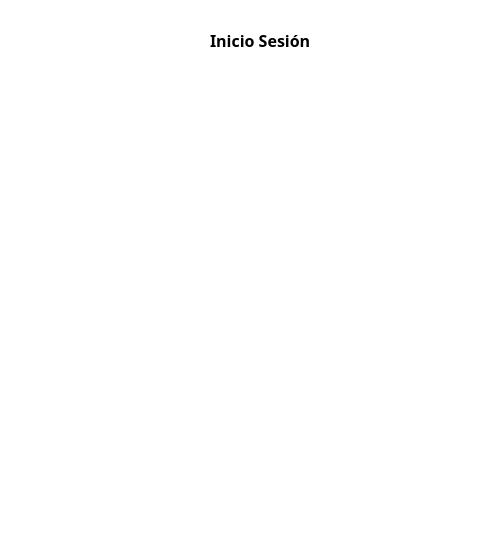
First picture: the form in hospital-Core/Widgets/Usuario/inicar_sesion.ui, repository MrDanielG/Hospital-SCRUM, before the edit.
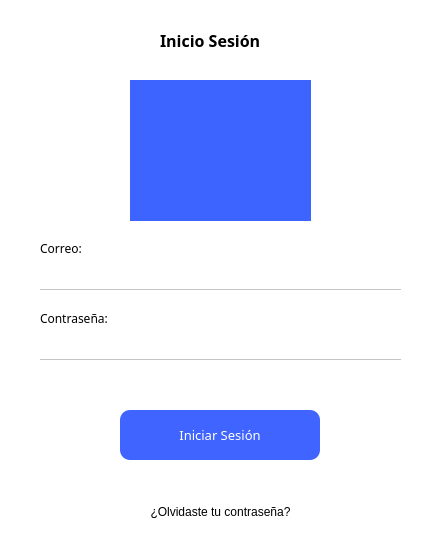
Second picture: the form after the edit.

Commit message: interfaz login

```diff
--- a/hospital-Core/Widgets/Usuario/inicar_sesion.ui
+++ b/hospital-Core/Widgets/Usuario/inicar_sesion.ui
@@ -6,7 +6,7 @@
    <rect>
     <x>0</x>
     <y>0</y>
-    <width>500</width>
+    <width>442</width>
     <height>550</height>
    </rect>
   </property>
@@ -20,9 +20,9 @@
   <widget class="QLabel" name="label">
    <property name="geometry">
     <rect>
-     <x>210</x>
+     <x>160</x>
      <y>30</y>
-     <width>131</width>
+     <width>121</width>
      <height>21</height>
     </rect>
    </property>
@@ -41,6 +41,125 @@
     <string>Inicio Sesión</string>
    </property>
   </widget>
+  <widget class="QLabel" name="img_login">
+   <property name="geometry">
+    <rect>
+     <x>130</x>
+     <y>80</y>
+     <width>181</width>
+     <height>141</height>
+    </rect>
+   </property>
+   <property name="styleSheet">
+    <string notr="true">border: none;
+background: #3E64FF;</string>
+   </property>
+   <property name="text">
+    <string/>
+   </property>
+  </widget>
+  <widget class="QLabel" name="label_2">
+   <property name="geometry">
+    <rect>
+     <x>40</x>
+     <y>240</y>
+     <width>181</width>
+     <height>16</height>
+    </rect>
+   </property>
+   <property name="font">
+    <font>
+     <family>Montserrat</family>
+    </font>
+   </property>
+   <property name="text">
+    <string>Correo:</string>
+   </property>
+  </widget>
+  <widget class="QLabel" name="label_3">
+   <property name="geometry">
+    <rect>
+     <x>40</x>
+     <y>310</y>
+     <width>111</width>
+     <height>16</height>
+    </rect>
+   </property>
+   <property name="font">
+    <font>
+     <family>Montserrat</family>
+    </font>
+   </property>
+   <property name="text">
+    <string>Contraseña:</string>
+   </property>
+  </widget>
+  <widget class="QLineEdit" name="line_correo">
+   <property name="geometry">
+    <rect>
+     <x>40</x>
+     <y>270</y>
+     <width>361</width>
+     <height>20</height>
+    </rect>
+   </property>
+   <property name="styleSheet">
+    <string notr="true">border: none;
+border-bottom: 1px solid #C4C4C4;</string>
+   </property>
+  </widget>
+  <widget class="QLineEdit" name="line_contrasenia">
+   <property name="geometry">
+    <rect>
+     <x>40</x>
+     <y>340</y>
+     <width>361</width>
+     <height>20</height>
+    </rect>
+   </property>
+   <property name="styleSheet">
+    <string notr="true">border: none;
+border-bottom: 1px solid #C4C4C4;</string>
+   </property>
+  </widget>
+  <widget class="QPushButton" name="btn_iniciarsesion_sesion">
+   <property name="geometry">
+    <rect>
+     <x>120</x>
+     <y>410</y>
+     <width>200</width>
+     <height>50</height>
+    </rect>
+   </property>
+   <property name="font">
+    <font>
+     <family>Montserrat</family>
+     <pointsize>10</pointsize>
+    </font>
+   </property>
+   <property name="styleSheet">
+    <string notr="true">border: none;
+background: #3f64FF;
+color: white;
+border-radius: 10px;</string>
+   </property>
+   <property name="text">
+    <string>Iniciar Sesión</string>
+   </property>
+  </widget>
+  <widget class="QPushButton" name="btn_contrasegnaolvidada">
+   <property name="geometry">
+    <rect>
+     <x>120</x>
+     <y>500</y>
+     <width>201</width>
+     <height>23</height>
+    </rect>
+   </property>
+   <property name="text">
+    <string>¿Olvidaste tu contraseña?</string>
+   </property>
+  </widget>
  </widget>
  <resources/>
  <connections/>
```
